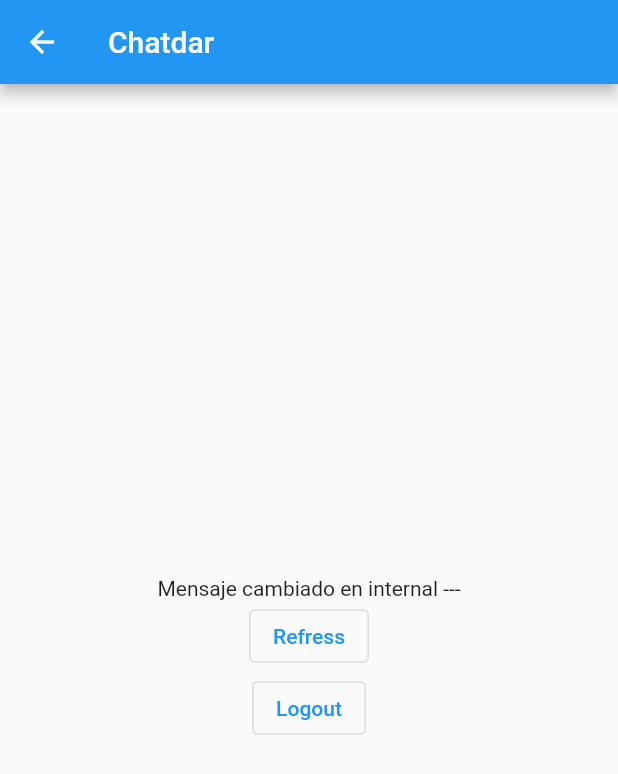
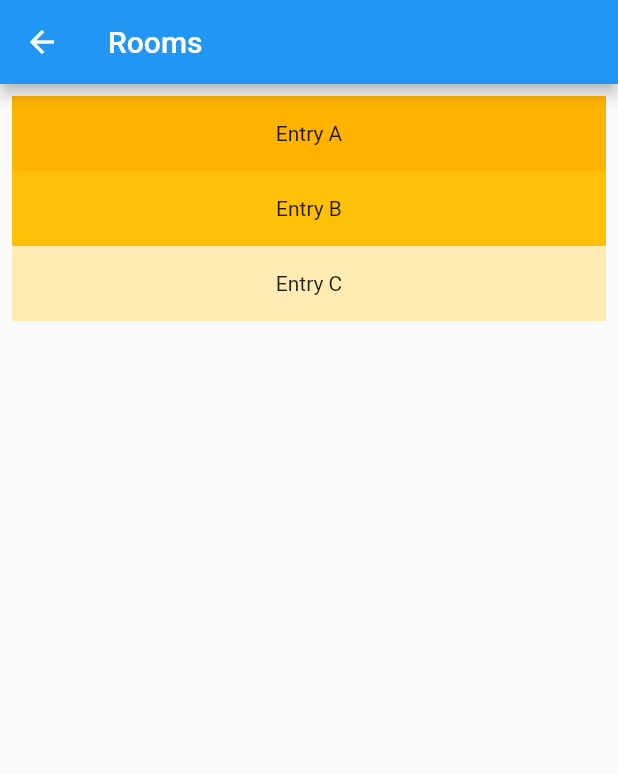
Before and after one commit to CarlosAbaloC/FlutterChatCasa, a Flutter app: the HomeView screen opened by its route, on a phone screen of 412 x 824 dp. Shown: the top 774 px of the screen. Run offline on Flutter 3.47's test engine with Material 2 defaults, Android fonts, the phone set to English and light mode, and no system bars; our stand-ins replace cloud_firestore, firebase_auth, firebase_core, fluttertoast; accounts and stored records are empty.

Commit message:
ListView Fijo

```diff
--- a/lib/src/fb_objects/Perfil.dart
+++ b/lib/src/fb_objects/Perfil.dart
@@ -5,6 +5,8 @@ class Perfil {
   final String? city;
   final String? country;
   final int? edad;
+  final List<String>? friends;
+  final List<DocumentReference>? rooms;
 
 
   Perfil({
@@ -12,6 +14,8 @@ class Perfil {
     this.city ="",
     this.country ="",
     this.edad =0,
+    this.friends = const [],
+    this.rooms = const [],
   });
 
   factory Perfil.fromFirestore(
@@ -24,6 +28,8 @@ class Perfil {
       city: data?['city'],
       country: data?['country'],
       edad: data?['edad'],
+      friends: data?['friends'] is Iterable ? List.from(data?['friends']) : null,
+      rooms: data?['rooms'] is Iterable ? List.from(data?['rooms']) : null,
     );
   }
 
@@ -34,6 +40,8 @@ class Perfil {
       if (city != null) "city": city,
       if (country != null) "country": country,
       if (edad != 0) "edad": edad,
+      if (friends!.isNotEmpty) "friends": friends,
+      if (rooms!.isNotEmpty) "rooms": rooms,
     };
   }
 }
--- a/lib/src/home_views/HomeView.dart
+++ b/lib/src/home_views/HomeView.dart
@@ -86,26 +86,27 @@ class _HomeViewState extends State<HomeView> {
 
     return Scaffold(
       appBar: AppBar( //Muestra la barra superior
-        title: Text("Chatdar"),
+        title: Text("Rooms"),
       ),
       //backgroundColor: Colors.white38,
       body: Center( //Alinea el texto al centro
-        child: Column(
-          mainAxisAlignment: MainAxisAlignment.center,
-          children: [
-            Text(DataHolder().sMensaje + " " + sNombre),
-            if(blIsButtonVisible)OutlinedButton(
-                onPressed: () {
-                  actualizarNombre();
-                },
-                child: Text("Refress")
+        child: ListView(
+          padding: const EdgeInsets.all(8),
+          children: <Widget> [
+            Container(
+              height: 50,
+              color: Colors.amber[600], //El numero es lo oscuro del color amber
+              child: const Center(child: Text('Entry A')),
             ),
-            if(blIsButtonVisible)OutlinedButton(
-                onPressed: () {
-                  FirebaseAuth.instance.signOut();
-                  Navigator.of(context).popAndPushNamed("/Login");
-                },
-                child: Text("Logout")
+            Container(
+              height: 50,
+              color: Colors.amber[500],
+              child: const Center(child: Text('Entry B')),
+            ),
+            Container(
+              height: 50,
+              color: Colors.amber[100],
+              child: const Center(child: Text('Entry C')),
             ),
           ],
         ),
```
